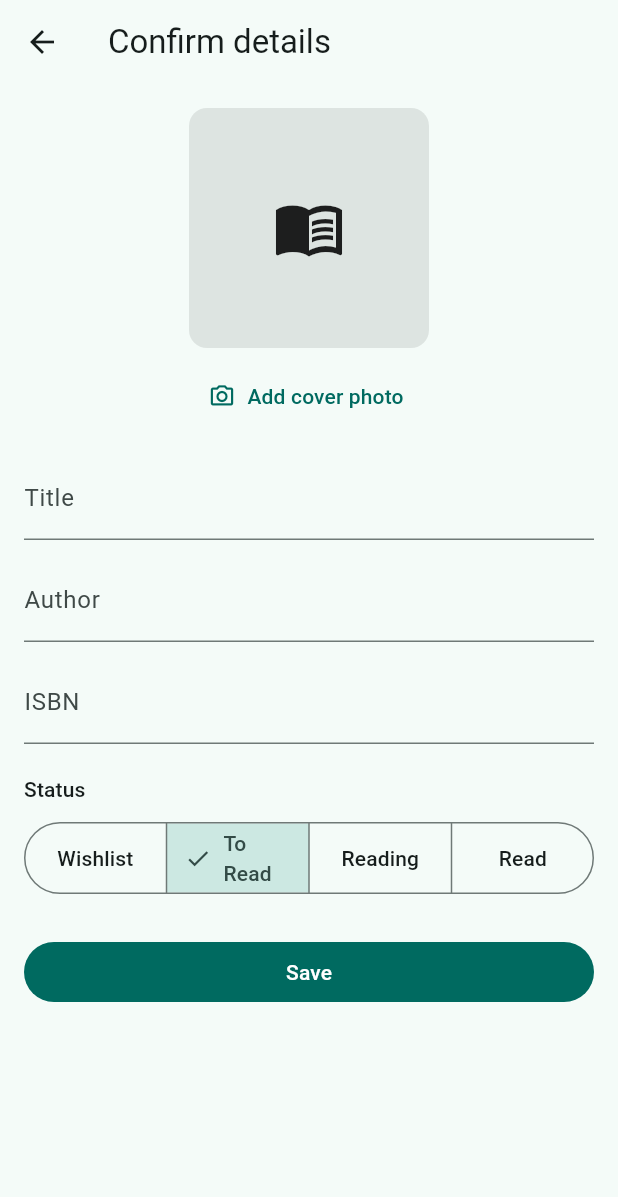
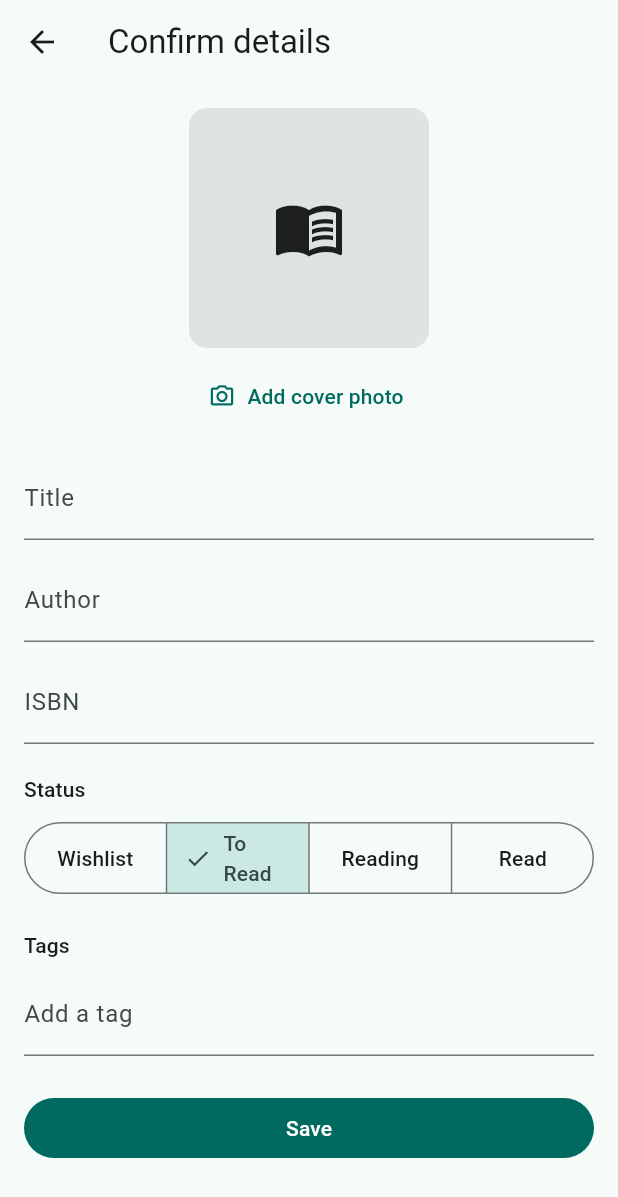
Before and after one commit to XDinuka/bookie-bookie, a Flutter app: the BookFormScreen screen opened directly, on a phone screen of 412 x 824 dp. Shown: the top 1197 px of the screen. Run offline on Flutter 3.47's test engine with Material 3 defaults, Android fonts, the phone set to English and light mode, and no system bars; our stand-ins replace image_picker, sqflite; missing offline and left inert: flutter_tesseract_ocr, google_mlkit_text_recognition, mobile_scanner; accounts and stored records are empty.

Commit message:
Add freeform tags with a popular-genres autocomplete
Tags are per-book, unlimited, and not restricted to any fixed list. The
edit/review screen gets a tag editor: existing tags as removable chips,
plus a text field whose autocomplete suggests a static popular-genres
seed list (Fiction, Fantasy, Sinhala Literature, etc.) merged with every
tag already used elsewhere in the catalog — so the suggestion list grows
organically as the user tags more books. Typing something that matches
no suggestion and submitting still adds it.

Search now also matches tags (both the sqlite LIKE query and the
in-memory fake), and the catalog list shows each book's tags under its
subtitle.

Schema bump to v4 (tags TEXT NOT NULL DEFAULT '[]') with an onUpgrade
migration. Also factors the repeated JSON-string-list decode in
Book.fromMap into one helper now that there are three such fields.

```diff
--- a/lib/data/book_repository.dart
+++ b/lib/data/book_repository.dart
@@ -12,7 +12,7 @@ abstract class BookRepository {
   Future<Book?> getByIsbn(String isbn);
   Future<List<Book>> getAll();
 
-  /// Filters by title, author, or ISBN — the only management the README
-  /// calls for. Empty/blank query returns the full catalog.
+  /// Filters by title, author, ISBN, or tag. Empty/blank query returns the
+  /// full catalog.
   Future<List<Book>> search(String query);
 }
--- a/lib/data/database_helper.dart
+++ b/lib/data/database_helper.dart
@@ -31,7 +31,7 @@ class DatabaseHelper {
         _explicitPath ?? join(await getDatabasesPath(), 'bookie_bookie.db');
     return openDatabase(
       path,
-      version: 3,
+      version: 4,
       onCreate: (db, version) async {
         await db.execute('''
           CREATE TABLE books (
@@ -45,6 +45,7 @@ class DatabaseHelper {
             ocr_lines TEXT NOT NULL DEFAULT '[]',
             needs_review INTEGER NOT NULL DEFAULT 0,
             reading_status TEXT NOT NULL DEFAULT 'toRead',
+            tags TEXT NOT NULL DEFAULT '[]',
             created_at TEXT NOT NULL,
             updated_at TEXT NOT NULL
           )
@@ -62,6 +63,11 @@ class DatabaseHelper {
             "ALTER TABLE books ADD COLUMN reading_status TEXT NOT NULL DEFAULT 'toRead'",
           );
         }
+        if (oldVersion < 4) {
+          await db.execute(
+            "ALTER TABLE books ADD COLUMN tags TEXT NOT NULL DEFAULT '[]'",
+          );
+        }
       },
     );
   }
--- a/lib/data/sqlite_book_repository.dart
+++ b/lib/data/sqlite_book_repository.dart
@@ -75,8 +75,11 @@ class SqliteBookRepository implements BookRepository {
     final like = '%$trimmed%';
     final rows = await db.query(
       'books',
-      where: 'title LIKE ? OR author LIKE ? OR isbn LIKE ?',
-      whereArgs: [like, like, like],
+      // tags is a JSON-encoded list, but for plain alphanumeric tag text a
+      // substring match against the raw JSON still works fine and avoids
+      // needing a separate tags table just for search.
+      where: 'title LIKE ? OR author LIKE ? OR isbn LIKE ? OR tags LIKE ?',
+      whereArgs: [like, like, like, like],
       orderBy: 'updated_at DESC',
     );
     return rows.map(Book.fromMap).toList();
--- a/lib/models/book.dart
+++ b/lib/models/book.dart
@@ -35,6 +35,10 @@ class Book {
   /// reading, or read.
   final ReadingStatus readingStatus;
 
+  /// Freeform labels — genres or anything else the user wants. Not limited
+  /// to a fixed list.
+  final List<String> tags;
+
   final DateTime createdAt;
   final DateTime updatedAt;
 
@@ -49,6 +53,7 @@ class Book {
     this.ocrLines = const [],
     this.needsReview = false,
     this.readingStatus = ReadingStatus.toRead,
+    this.tags = const [],
     required this.createdAt,
     required this.updatedAt,
   });
@@ -66,6 +71,7 @@ class Book {
     List<String>? ocrLines,
     bool? needsReview,
     ReadingStatus? readingStatus,
+    List<String>? tags,
     DateTime? createdAt,
     DateTime? updatedAt,
   }) {
@@ -80,6 +86,7 @@ class Book {
       ocrLines: ocrLines ?? this.ocrLines,
       needsReview: needsReview ?? this.needsReview,
       readingStatus: readingStatus ?? this.readingStatus,
+      tags: tags ?? this.tags,
       createdAt: createdAt ?? this.createdAt,
       updatedAt: updatedAt ?? this.updatedAt,
     );
@@ -97,20 +104,18 @@ class Book {
       'ocr_lines': jsonEncode(ocrLines),
       'needs_review': needsReview ? 1 : 0,
       'reading_status': readingStatus.name,
+      'tags': jsonEncode(tags),
       'created_at': createdAt.toIso8601String(),
       'updated_at': updatedAt.toIso8601String(),
     };
   }
 
+  static List<String> _decodeStringList(Object? raw) {
+    if (raw is! String || raw.isEmpty) return const [];
+    return List<String>.from(jsonDecode(raw) as List);
+  }
+
   factory Book.fromMap(Map<String, Object?> map) {
-    final rawPhotos = map['extra_photo_paths'] as String?;
-    final decodedPhotos = (rawPhotos == null || rawPhotos.isEmpty)
-        ? const <String>[]
-        : List<String>.from(jsonDecode(rawPhotos) as List);
-    final rawOcrLines = map['ocr_lines'] as String?;
-    final decodedOcrLines = (rawOcrLines == null || rawOcrLines.isEmpty)
-        ? const <String>[]
-        : List<String>.from(jsonDecode(rawOcrLines) as List);
     return Book(
       id: map['id'] as int?,
       isbn: map['isbn'] as String?,
@@ -118,10 +123,11 @@ class Book {
       author: map['author'] as String?,
       coverUrl: map['cover_url'] as String?,
       coverImagePath: map['cover_image_path'] as String?,
-      extraPhotoPaths: decodedPhotos,
-      ocrLines: decodedOcrLines,
+      extraPhotoPaths: _decodeStringList(map['extra_photo_paths']),
+      ocrLines: _decodeStringList(map['ocr_lines']),
       needsReview: (map['needs_review'] as int) == 1,
       readingStatus: ReadingStatus.fromName(map['reading_status'] as String?),
+      tags: _decodeStringList(map['tags']),
       createdAt: DateTime.parse(map['created_at'] as String),
       updatedAt: DateTime.parse(map['updated_at'] as String),
     );
--- /dev/null
+++ b/lib/models/popular_genres.dart
@@ -0,0 +1,32 @@
+/// Seed suggestions for the tag autocomplete. Tags aren't limited to this
+/// list — it's just a starting point shown while typing; anything the user
+/// types and keeps becomes a real tag, and once used it shows up as its own
+/// suggestion later (see BookFormScreen's tag autocomplete source).
+const List<String> popularGenres = [
+  'Fiction',
+  'Non-Fiction',
+  'Fantasy',
+  'Science Fiction',
+  'Mystery',
+  'Thriller',
+  'Romance',
+  'Horror',
+  'Biography',
+  'History',
+  'Self-Help',
+  'Poetry',
+  'Classic',
+  'Young Adult',
+  "Children's",
+  'Drama',
+  'Adventure',
+  'Philosophy',
+  'Religion',
+  'Science',
+  'Business',
+  'Cooking',
+  'Travel',
+  'Comics & Graphic Novels',
+  'Short Stories',
+  'Sinhala Literature',
+];
--- a/lib/screens/book_form_screen.dart
+++ b/lib/screens/book_form_screen.dart
@@ -6,6 +6,7 @@ import 'package:provider/provider.dart';
 
 import '../data/book_repository.dart';
 import '../models/book.dart';
+import '../models/popular_genres.dart';
 import '../models/reading_status.dart';
 import '../services/isbn_lookup_service.dart';
 import '../services/isbn_utils.dart';
@@ -53,6 +54,13 @@ class _BookFormScreenState extends State<BookFormScreen> {
   List<List<String>> _lineWords = const [];
   bool _saving = false;
   late ReadingStatus _readingStatus;
+  late List<String> _tags;
+
+  // Tags used anywhere else in the catalog, offered as autocomplete
+  // suggestions alongside the popular-genres list — loaded once, best
+  // effort (an empty catalog or a failed fetch just means fewer
+  // suggestions, not a broken form).
+  Set<String> _knownTags = const {};
 
   // Line index -> the ISBN-shaped substring a regex found in that line, if
   // any. An ISBN barcode is unambiguous enough to detect automatically,
@@ -81,6 +89,8 @@ class _BookFormScreenState extends State<BookFormScreen> {
     _coverUrl = existing?.coverUrl ?? widget.initialMetadata?.coverUrl;
     _extraPhotoPaths = existing?.extraPhotoPaths ?? const [];
     _readingStatus = existing?.readingStatus ?? ReadingStatus.toRead;
+    _tags = List.of(existing?.tags ?? const []);
+    _loadKnownTags();
     _ocrLines = existing?.ocrLines ?? const [];
     _lineWords = [for (final line in _ocrLines) line.split(RegExp(r'\s+'))];
 
@@ -120,6 +130,41 @@ class _BookFormScreenState extends State<BookFormScreen> {
       _coverImagePath = savedPath;
       _coverUrl = null; // the fresh photo replaces any online cover
     });
+  }
+
+  Future<void> _loadKnownTags() async {
+    final books = await context.read<BookRepository>().getAll();
+    if (!mounted) return;
+    setState(() {
+      _knownTags = {for (final book in books) ...book.tags};
+    });
+  }
+
+  void _addTag(String raw) {
+    final tag = raw.trim();
+    if (tag.isEmpty) return;
+    final alreadyAdded = _tags.any(
+      (existing) => existing.toLowerCase() == tag.toLowerCase(),
+    );
+    if (alreadyAdded) return;
+    setState(() => _tags.add(tag));
+  }
+
+  void _removeTag(String tag) {
+    setState(() => _tags.remove(tag));
+  }
+
+  Iterable<String> _tagSuggestions(String query) {
+    final notAlreadyAdded = <String>{...popularGenres, ..._knownTags}.where(
+      (candidate) => !_tags.any(
+        (existing) => existing.toLowerCase() == candidate.toLowerCase(),
+      ),
+    );
+    final trimmed = query.trim().toLowerCase();
+    if (trimmed.isEmpty) return notAlreadyAdded.take(8);
+    return notAlreadyAdded
+        .where((candidate) => candidate.toLowerCase().contains(trimmed))
+        .take(8);
   }
 
   void _toggleWord(int lineIndex, int wordIndex) {
@@ -197,6 +242,7 @@ class _BookFormScreenState extends State<BookFormScreen> {
       ocrLines: _ocrLines,
       needsReview: false,
       readingStatus: _readingStatus,
+      tags: _tags,
       createdAt: widget.existingBook?.createdAt ?? now,
       updatedAt: now,
     );
@@ -323,6 +369,15 @@ class _BookFormScreenState extends State<BookFormScreen> {
             selected: {_readingStatus},
             onSelectionChanged: (selected) =>
                 setState(() => _readingStatus = selected.first),
+          ),
+          const SizedBox(height: 20),
+          Text('Tags', style: Theme.of(context).textTheme.titleSmall),
+          const SizedBox(height: 8),
+          _TagEditor(
+            tags: _tags,
+            suggestionsFor: _tagSuggestions,
+            onAdd: _addTag,
+            onRemove: _removeTag,
           ),
           if (_extraPhotoPaths.isNotEmpty) ...[
             const SizedBox(height: 20),
@@ -480,6 +535,77 @@ class _OcrLineWords extends StatelessWidget {
   }
 }
 
+/// Existing tags as removable chips, plus a text field with autocomplete
+/// suggestions (popular genres + tags already used elsewhere in the
+/// catalog) for adding new ones. Typing something that matches no
+/// suggestion and submitting still adds it — tags aren't limited to the
+/// suggested list.
+class _TagEditor extends StatelessWidget {
+  const _TagEditor({
+    required this.tags,
+    required this.suggestionsFor,
+    required this.onAdd,
+    required this.onRemove,
+  });
+
+  final List<String> tags;
+  final Iterable<String> Function(String query) suggestionsFor;
+  final ValueChanged<String> onAdd;
+  final ValueChanged<String> onRemove;
+
+  @override
+  Widget build(BuildContext context) {
+    // Autocomplete sets the field's text to whatever was selected but
+    // never clears it; capturing the controller it hands fieldViewBuilder
+    // lets onSelected clear it too, so the field is ready for the next tag
+    // immediately instead of showing the just-added one.
+    TextEditingController? fieldController;
+
+    return Column(
+      crossAxisAlignment: CrossAxisAlignment.start,
+      children: [
+        if (tags.isNotEmpty)
+          Wrap(
+            spacing: 8,
+            runSpacing: 4,
+            children: [
+              for (final tag in tags)
+                InputChip(label: Text(tag), onDeleted: () => onRemove(tag)),
+            ],
+          ),
+        if (tags.isNotEmpty) const SizedBox(height: 8),
+        Autocomplete<String>(
+          optionsBuilder: (value) => suggestionsFor(value.text),
+          onSelected: (selection) {
+            onAdd(selection);
+            fieldController?.clear();
+          },
+          fieldViewBuilder: (context, controller, focusNode, onSubmitted) {
+            fieldController = controller;
+            return TextField(
+              controller: controller,
+              focusNode: focusNode,
+              decoration: const InputDecoration(
+                labelText: 'Add a tag',
+                hintText: 'Genre or anything else',
+              ),
+              onSubmitted: (value) {
+                onAdd(value);
+                controller.clear();
+                // Deliberately not calling the framework's onFieldSubmitted:
+                // it tries to auto-select whichever option is currently
+                // highlighted, which races with the controller.clear()
+                // above and can throw once the options list it captured
+                // goes stale. We already commit whatever was typed above.
+              },
+            );
+          },
+        ),
+      ],
+    );
+  }
+}
+
 /// Shows the in-progress word selection and lets the user file it under a
 /// field. Scrolls with the rest of the form rather than staying docked —
 /// simpler to build and, for the short OCR outputs this screen deals with,
```
Also changed, not shown: lib/widgets/book_list_tile.dart (+14 -1 lines), 3 other files.
